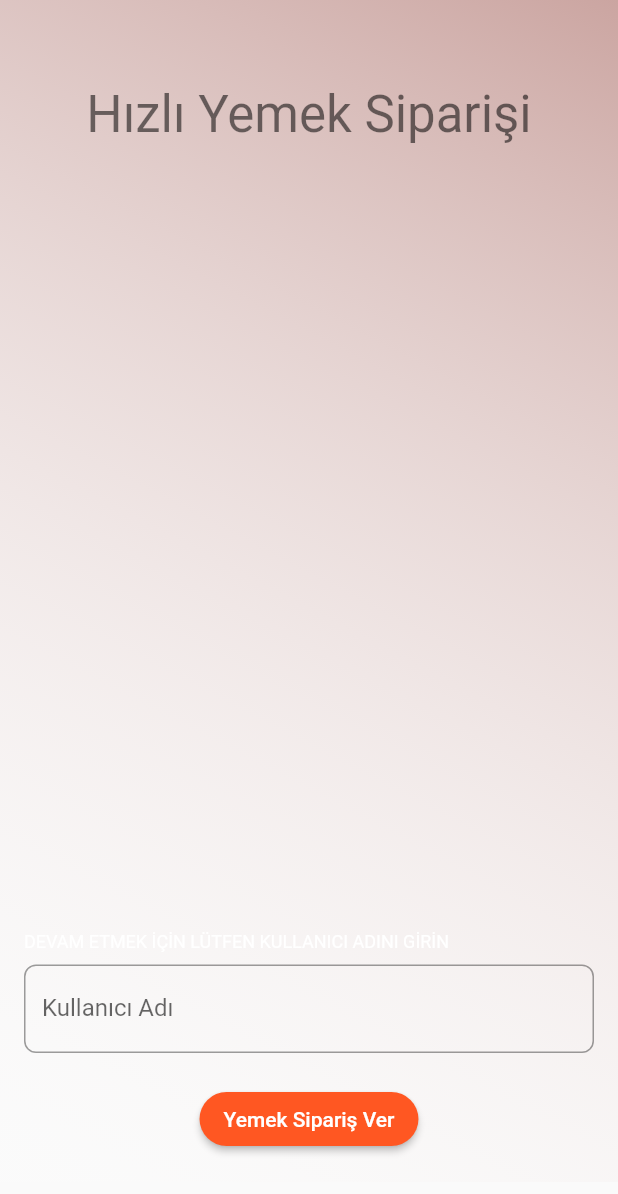
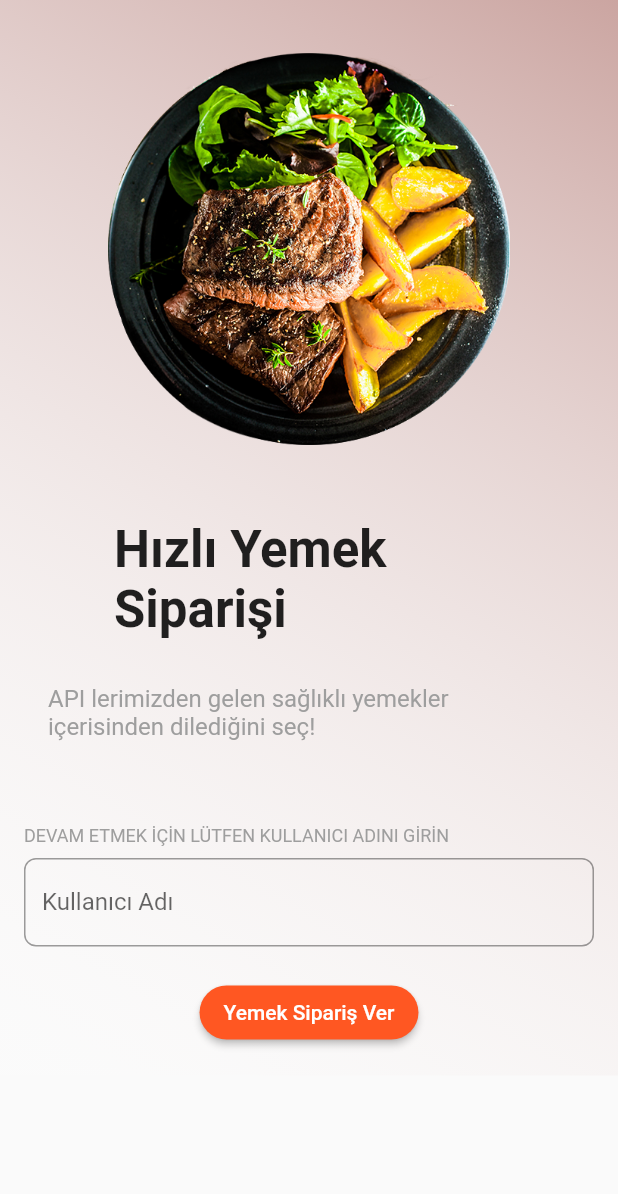
Before and after one commit to yavuzfk/flutter_food_order_app, a Flutter app: the screen it shows after launch, on a phone screen of 412 x 824 dp. Shown: the top 1194 px of the screen. Run offline on Flutter 3.47's test engine with Material 2 defaults, Android fonts, the phone set to English and light mode, and no system bars; our stand-ins replace dio, flutter_bloc.

Commit message:
bugs fixed

```diff
--- a/lib/utilities/string_items.dart
+++ b/lib/utilities/string_items.dart
@@ -1,4 +1,5 @@
 class StringItems {
+  //URL
   final String tumYemekleriGetirUrl =
       "http://kasimadalan.pe.hu/yemekler/tumYemekleriGetir.php";
   final String sepeteEkleUrl =
@@ -7,4 +8,17 @@ class StringItems {
       "http://kasimadalan.pe.hu/yemekler/sepettekiYemekleriGetir.php";
   final String sepettenYemekSilUrl =
       "http://kasimadalan.pe.hu/yemekler/sepettenYemekSil.php";
+
+  //Order Page
+  final String alertTitle = "Sipariş Başarıyla Verildi!!";
+  final String alertMessage =
+      "Lokasyon eklemek için gereken feature eklenecektir.";
+  final String imagesMainPath = "http://kasimadalan.pe.hu/yemekler/resimler/";
+  final String deleteFoodMessage = "Ürünü sepetinizden silmek istediğinizden emin misiniz?";
+
+  //Welcome Page
+  final String welcomeTitle = "Hızlı Yemek Siparişi";
+  final String welcomeText = "API lerimizden gelen sağlıklı yemekler içerisinden dilediğini seç!";
+  final String userNameRequestMessage = "DEVAM ETMEK İÇİN LÜTFEN KULLANICI ADINI GİRİN";
+
 }
--- a/lib/views/main_page/main_page.dart
+++ b/lib/views/main_page/main_page.dart
@@ -4,12 +4,8 @@ import 'package:flutter_order_food_app/cubit/anasayfa_cubit.dart';
 import 'package:flutter_order_food_app/utilities/color_items.dart';
 import 'package:flutter_order_food_app/utilities/text_styles.dart';
 import 'package:flutter_order_food_app/views/main_page/widgets/bottom_app_bar.dart';
-import 'package:flutter_order_food_app/views/main_page/widgets/food_card_widget.dart';
-import 'package:flutter_order_food_app/views/main_page/widgets/product_type_button.dart';
 import 'package:flutter_order_food_app/views/main_page/widgets/search_button.dart';
 import 'package:flutter_order_food_app/views/order_page/order_page.dart';
-import '../../entitiy/food_model.dart';
-import '../food_detail_page/food_detail_page.dart';
 import 'widgets/main_card_list.dart';
 
 class MainPage extends StatefulWidget {
@@ -57,7 +53,7 @@ class _MainPageState extends State<MainPage> with TickerProviderStateMixin {
                           width: 150,
                           child: ListTile(
                             subtitle: const Text("Hoşgeldin"),
-                            title: Text("Merhaba ${widget.userName}"),
+                            title: Text("Merhaba ${widget.userName.toUpperCase()}"),
                           ),
                         ),
                         const Spacer(),
--- a/lib/views/main_page/widgets/bottom_app_bar.dart
+++ b/lib/views/main_page/widgets/bottom_app_bar.dart
@@ -14,8 +14,11 @@ class BottomAppBarS extends StatelessWidget {
   final double _iconSize = 30;
   final Color backgroundColor;
   final String userName;
+
   @override
   Widget build(BuildContext context) {
+    const String _userPageMessage = "Kullanıcı Sayfası Henüz Oluşturulmadı";
+
     return BottomAppBar(
       color: backgroundColor,
       child: TabBar(
@@ -48,7 +51,7 @@ class BottomAppBarS extends StatelessWidget {
           Tab(
             icon: GestureDetector(
               onTap: () {
-
+                ScaffoldMessenger.of(context).showSnackBar(SnackBar(content: Text(_userPageMessage)));
               },
               child: Icon(
                 Icons.person_outline,
--- a/lib/views/welcome_page/welcome_page.dart
+++ b/lib/views/welcome_page/welcome_page.dart
@@ -1,5 +1,6 @@
 import 'package:flutter/material.dart';
 import 'package:flutter_order_food_app/utilities/color_items.dart';
+import 'package:flutter_order_food_app/utilities/string_items.dart';
 import 'package:flutter_order_food_app/utilities/text_styles.dart';
 import 'package:flutter_order_food_app/views/main_page/main_page.dart';
 import 'package:flutter_order_food_app/views/welcome_page/widgets/image_slider.dart';
@@ -36,43 +37,43 @@ class _WelcomePageState extends State<WelcomePage> {
               gradient: LinearGradient(
                   begin: Alignment.topRight,
                   end: Alignment.bottomLeft,
-                  colors: [
-                    ColorItems.gradientColor,
-                    Colors.white10
-                  ]
-              )
-          ),
+                  colors: [ColorItems.gradientColor, Colors.white10])),
           child: Padding(
             padding: const EdgeInsets.all(16.0),
             child: Column(
-
               children: [
-                Padding(
-                  padding:
-                      const EdgeInsets.symmetric(horizontal: 30.0, vertical: 40),
+                Container(
+                  width: 300,
+                  height: 300,
+                  child: Padding(
+                    padding: const EdgeInsets.all(16.0),
+                    child: Image.asset("assets/food.png"),
+                  ),
+                ),
+                 Padding(
+                  padding: EdgeInsets.symmetric(horizontal: 60.0, vertical: 30),
                   child: Text(
-                    "Hızlı Yemek Siparişi",
-                    style: Theme.of(context).textTheme.headline4,
+                    StringItems().welcomeTitle,
+                    style: const TextStyle(
+                      fontSize: 34,
+                      fontWeight: FontWeight.bold,
+                    ),
                   ),
                 ),
                 Padding(
-                  padding: const EdgeInsets.symmetric(vertical: 30.0),
-                  child: Container(
-                    margin: const EdgeInsets.symmetric(vertical: 10.0),
-                    height: 210.0,
-                  //  child: const ImageSlider(),
-                  ),
-                ),
-                const SizedBox(
-                  height: 195,
+                  padding:
+                      const EdgeInsets.only(left: 16.0, right: 16, bottom: 32),
+                  child: Text(
+                      StringItems().welcomeText,
+                      style: MyTextStyles.lowGrayText.copyWith(fontSize: 16)),
                 ),
                 Padding(
-                  padding: const EdgeInsets.only(bottom: 8.0),
+                  padding: const EdgeInsets.only(bottom: 8.0,top: 24),
                   child: Align(
                     alignment: Alignment.centerLeft,
                     child: Text(
-                      "DEVAM ETMEK İÇİN LÜTFEN KULLANICI ADINI GİRİN",
-                      style: MyTextStyles.lowWhiteText,
+                      StringItems().userNameRequestMessage,
+                      style: MyTextStyles.lowWhiteText.copyWith(color: Colors.grey),
                     ),
                   ),
                 ),
@@ -104,7 +105,6 @@ class _WelcomePageState extends State<WelcomePage> {
                       primary: Colors.deepOrange,
                       shape: const RoundedRectangleBorder(
                           borderRadius: BorderRadius.all(Radius.circular(20))),
-
                     ),
                     child: const Text("Yemek Sipariş Ver"),
                   ),
--- a/pubspec.yaml
+++ b/pubspec.yaml
@@ -28,8 +28,8 @@ flutter:
 
   uses-material-design: true
 
-#  assets:
-#    - assets/
+  assets:
+    - assets/
 
   # fonts:
   #   - family: Schyler
```
Also changed, not shown: lib/utilities/style_items.dart (added, +14 -0 lines), lib/views/order_page/order_page.dart (+114 -58 lines), lib/views/order_page/widgets/food_cart_sepet.dart (deleted, +0 -98 lines), lib/views/order_page/widgets/siparis_ver_button.dart (added, +30 -0 lines), assets/food.png (added).
